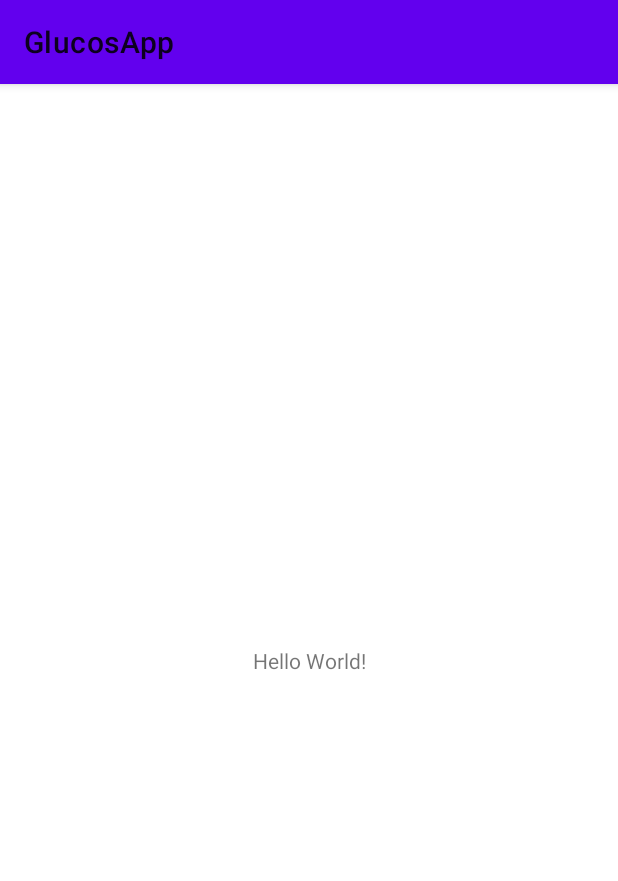
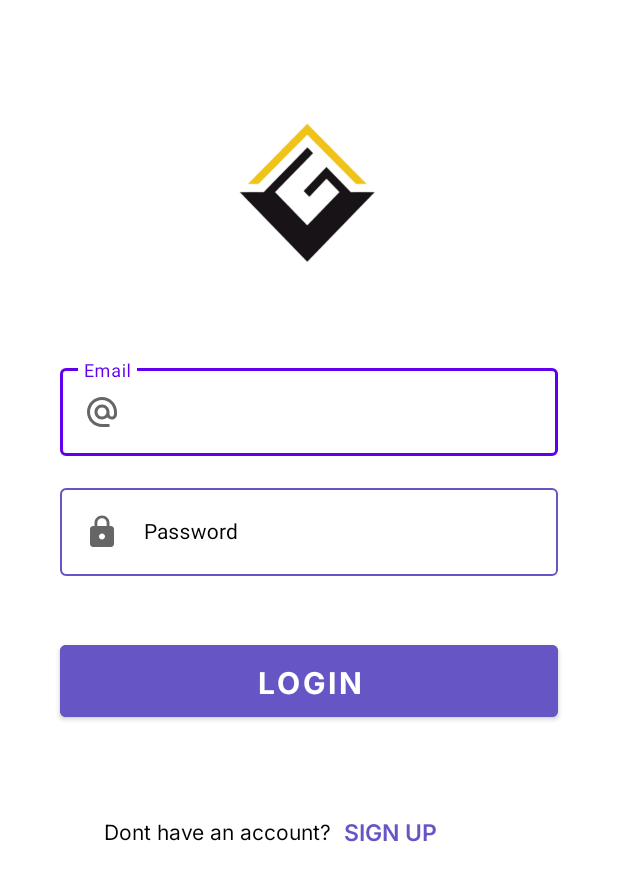
Before and after one commit to herdiyusli/Glucos-App, an Android app: the screen it shows after launch (MainActivity before the commit, LoginActivity after it), on a phone screen of 412 x 824 dp. Shown: the top 881 px of the screen. Run offline under Robolectric (Android 15) with nearby library versions, the phone set to English and light mode, and no system bars; Roboto replaces fonts that are not available here; 2 statements that could not run were skipped.

Commit message:
slicing login

```diff
--- a/GlucosApp/app/src/main/AndroidManifest.xml
+++ b/GlucosApp/app/src/main/AndroidManifest.xml
@@ -9,6 +9,9 @@
         android:roundIcon="@mipmap/ic_launcher_round"
         android:supportsRtl="true"
         android:theme="@style/Theme.GlucosApp.Light">
+        <activity
+            android:name=".view.LoginActivity"
+            android:exported="false" />
         <activity
             android:name=".MainActivity"
             android:exported="false" />
--- /dev/null
+++ b/GlucosApp/app/src/main/java/com/herdi/yusli/glucosapp/view/LoginActivity.kt
@@ -0,0 +1,14 @@
+package com.herdi.yusli.glucosapp.view
+
+import androidx.appcompat.app.AppCompatActivity
+import android.os.Bundle
+import com.herdi.yusli.glucosapp.R
+
+class LoginActivity : AppCompatActivity() {
+    override fun onCreate(savedInstanceState: Bundle?) {
+        super.onCreate(savedInstanceState)
+        setContentView(R.layout.activity_login)
+        supportActionBar?.hide()
+
+    }
+}
--- a/GlucosApp/app/src/main/java/com/herdi/yusli/glucosapp/view/SplashScreenActivity.kt
+++ b/GlucosApp/app/src/main/java/com/herdi/yusli/glucosapp/view/SplashScreenActivity.kt
@@ -6,7 +6,6 @@ import android.os.Bundle
 import android.os.Handler
 import android.os.Looper
 import androidx.appcompat.app.AppCompatActivity
-import com.herdi.yusli.glucosapp.MainActivity
 import com.herdi.yusli.glucosapp.databinding.ActivitySplashScreenBinding
 
 @SuppressLint("CustomSplashScreen")
@@ -19,7 +18,7 @@ class SplashScreenActivity : AppCompatActivity() {
         supportActionBar?.hide()
 
         Handler(Looper.getMainLooper()).postDelayed({
-            val i = Intent(this, MainActivity::class.java)
+            val i = Intent(this, LoginActivity::class.java)
             startActivity(i)
             finish()
         }, 2000)
--- /dev/null
+++ b/GlucosApp/app/src/main/res/color/color_edittext.xml
@@ -0,0 +1,7 @@
+<?xml version="1.0" encoding="utf-8"?>
+<selector xmlns:android="http://schemas.android.com/apk/res/android">
+    <item android:color="?attr/colorPrimary" android:state_focused="true"/>
+    <item android:color="@color/blue_purp" android:state_hovered="true"/>
+    <item android:color="@color/blue_purp" android:state_enabled="false"/>
+    <item android:color="@color/blue_purp"/>
+</selector>
--- /dev/null
+++ b/GlucosApp/app/src/main/res/drawable/ic_baseline_alternate_email_24.xml
@@ -0,0 +1,10 @@
+<vector xmlns:android="http://schemas.android.com/apk/res/android"
+    android:width="24dp"
+    android:height="24dp"
+    android:viewportWidth="24"
+    android:viewportHeight="24"
+    android:tint="?attr/colorControlNormal">
+  <path
+      android:fillColor="@android:color/white"
+      android:pathData="M12,2C6.48,2 2,6.48 2,12s4.48,10 10,10h5v-2h-5c-4.34,0 -8,-3.66 -8,-8s3.66,-8 8,-8 8,3.66 8,8v1.43c0,0.79 -0.71,1.57 -1.5,1.57s-1.5,-0.78 -1.5,-1.57L17,12c0,-2.76 -2.24,-5 -5,-5s-5,2.24 -5,5 2.24,5 5,5c1.38,0 2.64,-0.56 3.54,-1.47 0.65,0.89 1.77,1.47 2.96,1.47 1.97,0 3.5,-1.6 3.5,-3.57L22,12c0,-5.52 -4.48,-10 -10,-10zM12,15c-1.66,0 -3,-1.34 -3,-3s1.34,-3 3,-3 3,1.34 3,3 -1.34,3 -3,3z"/>
+</vector>
--- /dev/null
+++ b/GlucosApp/app/src/main/res/drawable/ic_baseline_lock_24.xml
@@ -0,0 +1,10 @@
+<vector xmlns:android="http://schemas.android.com/apk/res/android"
+    android:width="24dp"
+    android:height="24dp"
+    android:viewportWidth="24"
+    android:viewportHeight="24"
+    android:tint="?attr/colorControlNormal">
+  <path
+      android:fillColor="@android:color/white"
+      android:pathData="M18,8h-1L17,6c0,-2.76 -2.24,-5 -5,-5S7,3.24 7,6v2L6,8c-1.1,0 -2,0.9 -2,2v10c0,1.1 0.9,2 2,2h12c1.1,0 2,-0.9 2,-2L20,10c0,-1.1 -0.9,-2 -2,-2zM12,17c-1.1,0 -2,-0.9 -2,-2s0.9,-2 2,-2 2,0.9 2,2 -0.9,2 -2,2zM15.1,8L8.9,8L8.9,6c0,-1.71 1.39,-3.1 3.1,-3.1 1.71,0 3.1,1.39 3.1,3.1v2z"/>
+</vector>
--- /dev/null
+++ b/GlucosApp/app/src/main/res/font/inter.xml
@@ -0,0 +1,7 @@
+<?xml version="1.0" encoding="utf-8"?>
+<font-family xmlns:app="http://schemas.android.com/apk/res-auto"
+        app:fontProviderAuthority="com.google.android.gms.fonts"
+        app:fontProviderPackage="com.google.android.gms"
+        app:fontProviderQuery="Inter"
+        app:fontProviderCerts="@array/com_google_android_gms_fonts_certs">
+</font-family>
--- /dev/null
+++ b/GlucosApp/app/src/main/res/layout/activity_login.xml
@@ -0,0 +1,132 @@
+<?xml version="1.0" encoding="utf-8"?>
+<androidx.constraintlayout.widget.ConstraintLayout xmlns:android="http://schemas.android.com/apk/res/android"
+    xmlns:app="http://schemas.android.com/apk/res-auto"
+    xmlns:tools="http://schemas.android.com/tools"
+    android:layout_width="match_parent"
+    android:layout_height="match_parent"
+    tools:context=".view.LoginActivity">
+
+
+    <ImageView
+        android:id="@+id/Logo"
+        android:layout_width="100dp"
+        android:layout_height="100dp"
+        android:layout_marginTop="80dp"
+        android:contentDescription="@string/logo_app"
+        android:src="@drawable/logo"
+        app:layout_constraintBottom_toBottomOf="parent"
+        app:layout_constraintEnd_toEndOf="parent"
+        app:layout_constraintHorizontal_bias="0.498"
+        app:layout_constraintStart_toStartOf="parent"
+        app:layout_constraintTop_toTopOf="parent"
+        app:layout_constraintVertical_bias="0.0" />
+
+    <com.google.android.material.textfield.TextInputLayout
+        android:id="@+id/email"
+        style="@style/Widget.MaterialComponents.TextInputLayout.OutlinedBox"
+        android:layout_width="0dp"
+        android:layout_height="wrap_content"
+        android:layout_marginStart="40dp"
+        app:boxStrokeColor="@color/color_edittext"
+        android:textColorHint="@color/black"
+        android:layout_marginTop="60dp"
+        android:layout_marginEnd="40dp"
+        app:layout_constraintEnd_toEndOf="parent"
+        app:layout_constraintStart_toStartOf="parent"
+        app:layout_constraintTop_toBottomOf="@+id/Logo">
+
+        <com.herdi.yusli.glucosapp.customView.EmailEditText
+            android:id="@+id/email_txt"
+            android:layout_width="match_parent"
+            android:layout_height="match_parent"
+            android:drawableStart="@drawable/ic_baseline_alternate_email_24"
+            android:drawablePadding="16dp"
+            android:hint="@string/email"
+            android:inputType="textEmailAddress"
+            android:maxLines="1"
+            android:textSize="14sp" />
+
+    </com.google.android.material.textfield.TextInputLayout>
+
+    <com.google.android.material.textfield.TextInputLayout
+        android:id="@+id/password"
+        style="@style/Widget.MaterialComponents.TextInputLayout.OutlinedBox"
+        android:layout_width="0dp"
+        android:textColorHint="@color/black"
+        app:boxStrokeColor="@color/color_edittext"
+        android:layout_height="wrap_content"
+        android:layout_marginTop="16dp"
+        app:layout_constraintEnd_toEndOf="@+id/email"
+        app:layout_constraintStart_toStartOf="@+id/email"
+        app:layout_constraintTop_toBottomOf="@+id/email">
+
+        <com.herdi.yusli.glucosapp.customView.PasswordEditText
+            android:id="@+id/password_txt"
+            android:layout_width="match_parent"
+            android:layout_height="match_parent"
+            android:drawableStart="@drawable/ic_baseline_lock_24"
+            android:drawablePadding="16dp"
+            android:hint="@string/password"
+            android:inputType="textPassword"
+            android:maxLines="1"
+            android:textSize="14sp" />
+
+    </com.google.android.material.textfield.TextInputLayout>
+
+
+    <TextView
+        android:id="@+id/txt_register"
+        android:layout_width="wrap_content"
+        android:layout_height="wrap_content"
+        android:layout_marginStart="29dp"
+        android:layout_marginTop="60dp"
+        android:fontFamily="@font/inter"
+        android:text="@string/txt_register"
+        android:textColor="@color/black"
+        android:textSize="14sp"
+        app:layout_constraintEnd_toEndOf="@+id/login_button"
+        app:layout_constraintHorizontal_bias="0.0"
+        app:layout_constraintStart_toStartOf="@+id/login_button"
+        app:layout_constraintTop_toBottomOf="@+id/login_button" />
+
+    <TextView
+        android:id="@+id/register_button"
+        android:layout_width="wrap_content"
+        android:layout_height="wrap_content"
+        android:layout_marginStart="8dp"
+        android:fontFamily="@font/inter_semibold"
+        android:text="@string/register_here"
+        android:textColor="@color/blue_purp"
+        android:textSize="15sp"
+        android:textStyle="bold"
+        app:layout_constraintBottom_toBottomOf="@+id/txt_register"
+        app:layout_constraintStart_toEndOf="@+id/txt_register"
+        app:layout_constraintTop_toTopOf="@+id/txt_register" />
+
+
+    <Button
+        android:id="@+id/login_button"
+        android:layout_width="0dp"
+        android:layout_height="60dp"
+        android:layout_marginTop="40dp"
+        android:fontFamily="@font/inter_bold"
+        android:text="@string/login"
+        android:backgroundTint="@color/blue_purp"
+        android:textAllCaps="false"
+        android:textSize="20sp"
+        app:layout_constraintEnd_toEndOf="@+id/password"
+        app:layout_constraintStart_toStartOf="@+id/password"
+        app:layout_constraintTop_toBottomOf="@+id/password" />
+
+    <ProgressBar
+        android:id="@+id/loading"
+        style="?android:attr/progressBarStyle"
+        android:layout_width="wrap_content"
+        android:layout_height="wrap_content"
+        android:visibility="gone"
+        app:layout_constraintBottom_toTopOf="@+id/txt_register"
+        app:layout_constraintEnd_toEndOf="parent"
+        app:layout_constraintStart_toStartOf="parent"
+        app:layout_constraintTop_toBottomOf="@+id/login_button" />
+
+</androidx.constraintlayout.widget.ConstraintLayout>
--- a/GlucosApp/app/src/main/res/layout/activity_splash_screen.xml
+++ b/GlucosApp/app/src/main/res/layout/activity_splash_screen.xml
@@ -12,6 +12,7 @@
         android:id="@+id/app_name"
         android:layout_width="wrap_content"
         android:layout_height="wrap_content"
+        android:layout_marginBottom="8dp"
         android:fontFamily="@font/inter_semibold"
         android:text="@string/glucos_app"
         android:textColor="@color/black"
@@ -24,9 +25,8 @@
         android:id="@+id/imageView"
         android:layout_width="160dp"
         android:layout_height="160dp"
-        android:background="@drawable/ic_baseline_dashboard_24"
+        android:src="@drawable/logo"
         android:contentDescription="@string/logo_app"
-        android:backgroundTint="@color/black"
         app:layout_constraintBottom_toBottomOf="parent"
         app:layout_constraintEnd_toEndOf="parent"
         app:layout_constraintHorizontal_bias="0.498"
--- a/GlucosApp/app/src/main/res/values/colors.xml
+++ b/GlucosApp/app/src/main/res/values/colors.xml
@@ -1,5 +1,5 @@
 <?xml version="1.0" encoding="utf-8"?>
-<resources>
+<resources xmlns:tools="http://schemas.android.com/tools">
     <color name="purple_200">#FFBB86FC</color>
     <color name="purple_500">#FF6200EE</color>
     <color name="purple_700">#FF3700B3</color>
@@ -7,4 +7,5 @@
     <color name="teal_700">#FF018786</color>
     <color name="black">#FF000000</color>
     <color name="white">#FFFFFFFF</color>
+    <color name="blue_purp">#6555C5</color>
 </resources>
--- a/GlucosApp/app/src/main/res/values/preloaded_fonts.xml
+++ b/GlucosApp/app/src/main/res/values/preloaded_fonts.xml
@@ -3,6 +3,7 @@
     <array name="preloaded_fonts" translatable="false">
         <item>@font/</item>
         <item>@font/acme</item>
+        <item>@font/inter</item>
         <item>@font/inter_bold</item>
         <item>@font/inter_semibold</item>
     </array>
--- a/GlucosApp/app/src/main/res/values/strings.xml
+++ b/GlucosApp/app/src/main/res/values/strings.xml
@@ -3,4 +3,9 @@
     <string name="glucos_app">Glucos App</string>
     <string name="logo_app">logo app</string>
     <string name="created_by"><font color="#000000">Created By</font> <font color="#5200FF">Glucos Team</font></string>
+    <string name="email">Email</string>
+    <string name="password">Password</string>
+    <string name="login">LOGIN</string>
+    <string name="txt_register">Dont have an account?</string>
+    <string name="register_here">SIGN UP</string>
 </resources>
```
Also changed, not shown: GlucosApp/app/src/main/res/drawable/logo.png.
